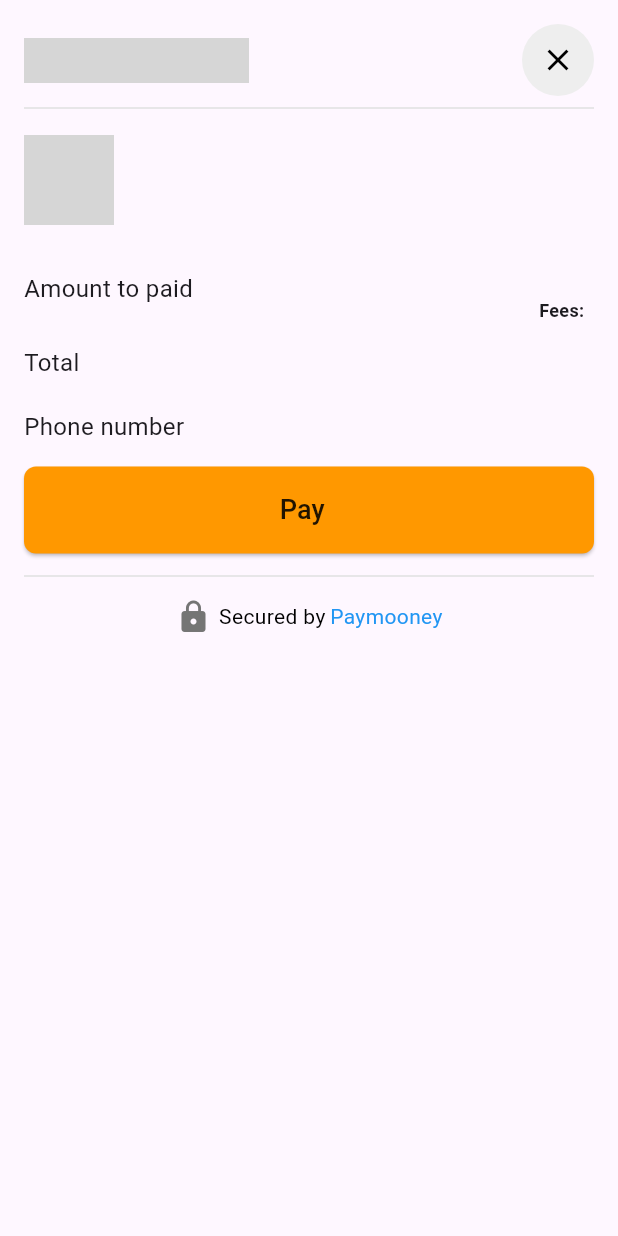
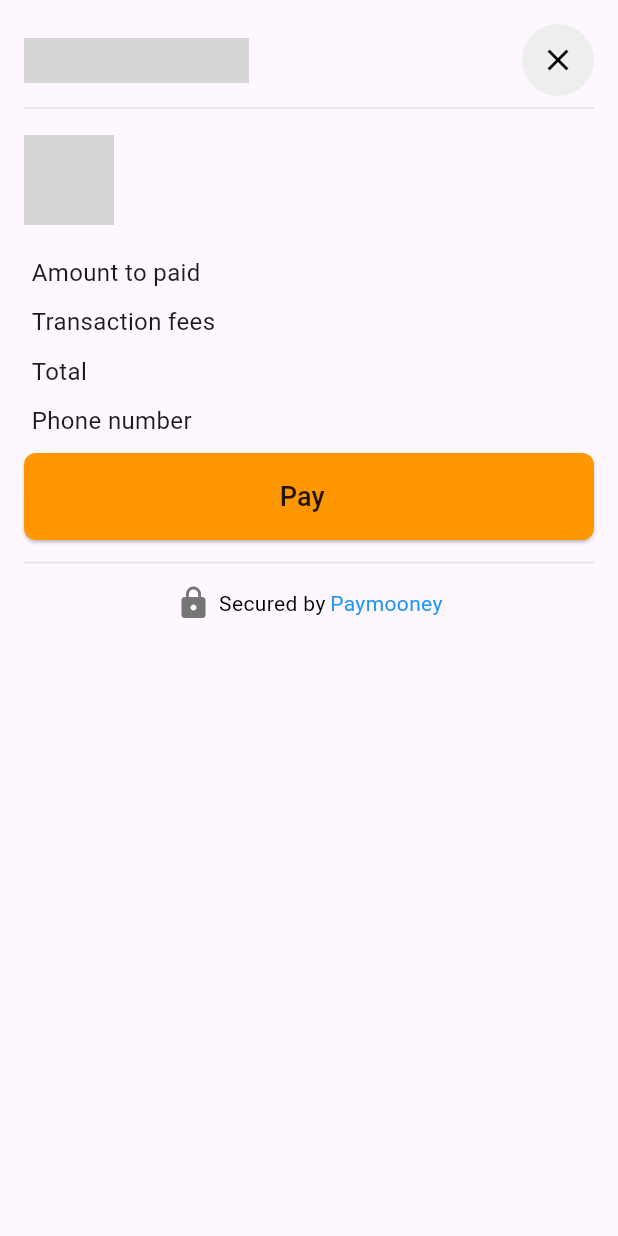
Before and after one commit to PAY-MOONEY/paymooney_gateway, a Flutter app: the PaymentProcessWidget widget shown alone on an empty page, opened directly with empty values, on a phone screen of 412 x 824 dp. Run offline on Flutter 3.47's test engine with Material 2 defaults, Android fonts, the phone set to English and light mode, and no system bars; network calls fail; grey boxes are pictures that could not be loaded.

Commit message:
design & pay bouton colr

```diff
--- a/example/lib/main.dart
+++ b/example/lib/main.dart
@@ -76,12 +76,12 @@ class _MyHomePageState extends State<MyHomePage> {
       articleDescription: 'This is a description.',
       articleImage: 'https://via.placeholder.com/60', // or your app logo
       amount: '100', // amount
-      phoneNumber: 'xxxxx', // phone number without country code
+      phoneNumber: 'xxxxxxxxx', // phone number without country code
       currency: 'xaf', // currency
       publickKey:
           'PK_6KUj3tuKUrabAF4g0G2W', // your public key from paymooney dashboard
       itemRef:
-          'code_test_15', // unique identifier for your payment on your side
+          'code_test_155', // unique identifier for your payment on your side
       lang: 'fr', // language take 2 values: fr ou en
       onPaymentResult: (Map<String, dynamic> paymentResult) {
         print("status1: " + paymentResult['status']);
--- a/lib/src/payment_dialog_builder.dart
+++ b/lib/src/payment_dialog_builder.dart
@@ -237,42 +237,19 @@ class _PaymentProcessWidgetState extends State<PaymentProcessWidget> {
             SizedBox(height: 20),
 
             // Price and Fee
-            Row(
-              mainAxisAlignment: MainAxisAlignment.spaceBetween,
-              children: [
-                Column(
-                  mainAxisAlignment: MainAxisAlignment.start,
-                  children: [
-                    Text(
-                      widget.lang == 'fr'
-                          ? 'Montant à Payer'
-                          : 'Amount to paid',
-                      style: TextStyle(
-                          fontSize: 16, fontWeight: FontWeight.normal),
-                    ),
-                  ],
-                ),
-                Column(
-                  mainAxisAlignment: MainAxisAlignment.end,
-                  children: [
-                    Text(
-                      '${widget.amount} ${widget.currency}',
-                      style:
-                          TextStyle(fontSize: 16, fontWeight: FontWeight.bold),
-                    ),
-                    SizedBox(height: 5),
-                    Text(
-                      widget.lang == 'fr'
-                          ? 'Frais: ${widget.fee} ${widget.currency}'
-                          : 'Fees: ${widget.fee} ${widget.currency}',
-                      style:
-                          TextStyle(fontSize: 12, fontWeight: FontWeight.bold),
-                    ),
-                  ],
-                ),
-                // Including currency
-              ],
-            ),
+            PaymentSummaryField(
+                label:
+                    widget.lang == 'fr' ? 'Montant à Payer' : 'Amount to paid',
+                value: '${widget.amount} ${widget.currency}',
+                isTotal: true),
+
+            SizedBox(height: 10),
+            PaymentSummaryField(
+                label: widget.lang == 'fr'
+                    ? 'Frais de transaction'
+                    : 'Transaction fees',
+                value: '${widget.fee} ${widget.currency}',
+                isTotal: true),
             SizedBox(height: 10),
             PaymentSummaryField(
                 label: 'Total',
@@ -313,7 +290,7 @@ class _PaymentProcessWidgetState extends State<PaymentProcessWidget> {
             ElevatedButton(
               onPressed: _isProcessing ? null : _processPayment,
               style: ElevatedButton.styleFrom(
-                primary: Colors.orange,
+                backgroundColor: Colors.orange,
                 padding: EdgeInsets.symmetric(vertical: 16),
                 shape: RoundedRectangleBorder(
                   borderRadius: BorderRadius.circular(8),
--- a/lib/src/payment_summary_field.dart
+++ b/lib/src/payment_summary_field.dart
@@ -14,7 +14,26 @@ class PaymentSummaryField extends StatelessWidget {
 
   @override
   Widget build(BuildContext context) {
-    return Padding(
+    return Container(
+      padding: EdgeInsets.only(left: 5),
+      child: Row(
+        mainAxisAlignment: MainAxisAlignment.spaceBetween,
+        children: [
+          Container(
+            child: Text(label,
+                style: const TextStyle(
+                    fontSize: 16, fontWeight: FontWeight.normal)),
+          ),
+          Container(
+            child: Text(value,
+                style: TextStyle(
+                    fontSize: 16,
+                    fontWeight: isTotal ? FontWeight.bold : FontWeight.normal)),
+          )
+        ],
+      ),
+    );
+    /*return Padding(
       padding: const EdgeInsets.symmetric(vertical: 5),
       child: Row(
         mainAxisAlignment: MainAxisAlignment.spaceBetween,
@@ -28,6 +47,6 @@ class PaymentSummaryField extends StatelessWidget {
                   fontWeight: isTotal ? FontWeight.bold : FontWeight.normal)),
         ],
       ),
-    );
+    );*/
   }
 }
--- a/pubspec.yaml
+++ b/pubspec.yaml
@@ -1,6 +1,6 @@
 name: paymooney_gateway
 description: Flutter package for Paymooney Api integration.
-version: 0.0.2
+version: 0.0.3
 homepage: https://github.com/PAY-MOONEY/paymooney_gateway?tab=readme-ov-file
 
 environment:
```
Also changed, not shown: example/pubspec.lock, 1 other file.
